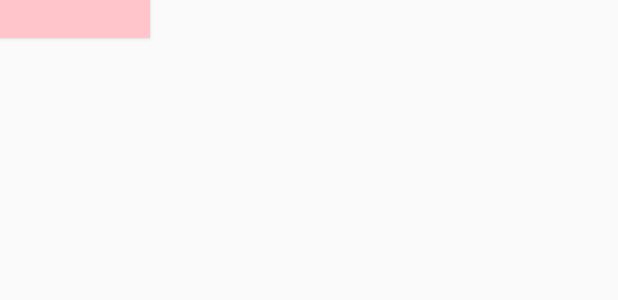
After one commit to LujainaD/LDBeauty, an Android app: the layout cutome_spinner_item.xml on its own in the app's theme, with its tools: preview values and no code run, on a phone screen of 412 x 824 dp. The commit adds this screen. Shown: the top 300 px of the screen. Run offline under Robolectric (Android 15) with nearby library versions, the phone set to English and light mode, and no system bars.

Commit message:
working on spinner

```diff
--- a/app/src/main/java/com/lujaina/ldbeauty/MainActivity.java
+++ b/app/src/main/java/com/lujaina/ldbeauty/MainActivity.java
@@ -17,7 +17,7 @@ public class MainActivity extends AppCompatActivity implements MediatorInterface
     protected void onCreate(Bundle savedInstanceState) {
         super.onCreate(savedInstanceState);
         setContentView(R.layout.activity_main);
-        changeFragmentTo(new SPSignUpFragment(), SPSignUpFragment.class.getSimpleName());
+        changeFragmentTo(new AddInfoFragment(), AddInfoFragment.class.getSimpleName());
 
     }
 
--- /dev/null
+++ b/app/src/main/res/layout/cutome_spinner_item.xml
@@ -0,0 +1,18 @@
+<?xml version="1.0" encoding="utf-8"?>
+<LinearLayout
+    xmlns:android="http://schemas.android.com/apk/res/android" android:layout_width="match_parent"
+    android:layout_height="match_parent"
+    android:orientation="horizontal"
+    >
+
+    <Button
+        android:id="@+id/view_color"
+        android:layout_width="100dp"
+        android:layout_height="25dp"
+        style="@style/Widget.AppCompat.DropDownItem.Spinner"
+        android:background="@color/lightOrange"
+        >
+
+    </Button>
+
+</LinearLayout>
--- a/app/src/main/res/layout/fragment_add_info_dialog.xml
+++ b/app/src/main/res/layout/fragment_add_info_dialog.xml
@@ -104,6 +104,8 @@
     <Spinner
         android:id="@+id/colorSpinner"
         android:layout_width="100dp"
+        android:background="@color/white"
+
         android:layout_height="25dp"
         android:layout_marginStart="155dp"
         android:layout_marginTop="10dp"
```
Also changed, not shown: app/src/main/java/com/lujaina/ldbeauty/Adapters/ColorAdapter.java (added, +55 -0 lines), app/src/main/java/com/lujaina/ldbeauty/Adapters/colorAdapter.java (deleted, +0 -50 lines), app/src/main/java/com/lujaina/ldbeauty/SP/AddInfoDialogFragment.java (+40 -7 lines).
